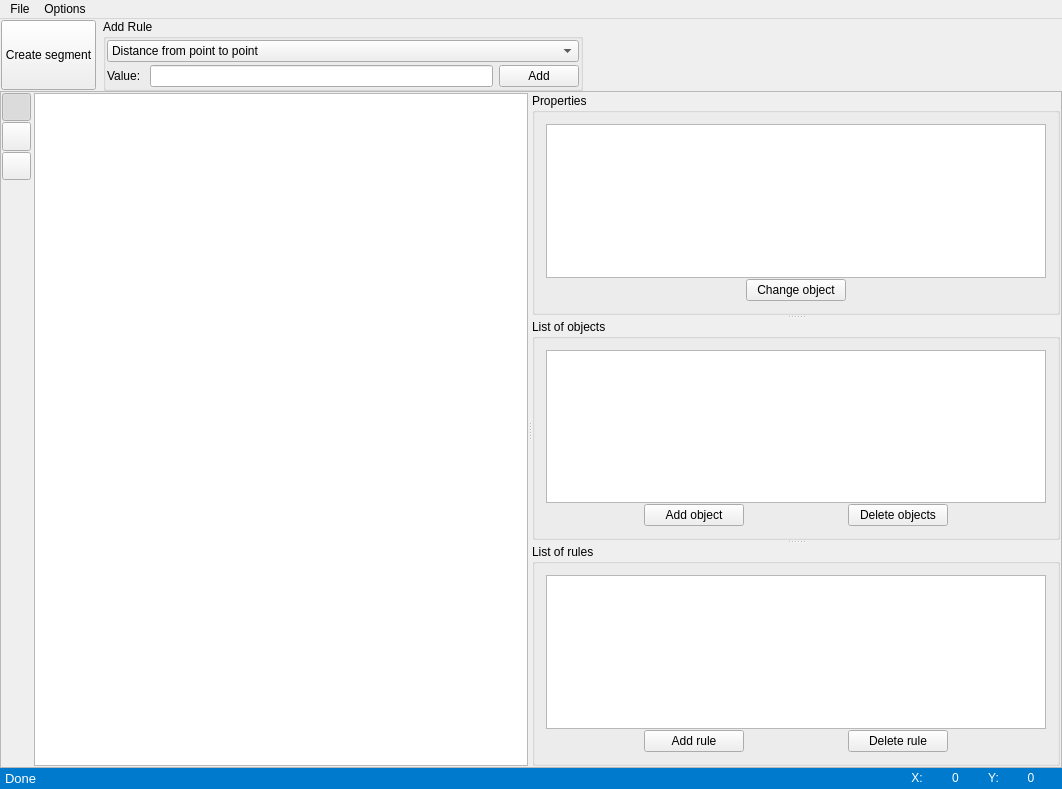
109spbu2sem/Project, file lib/QTforms/gui.ui: the form before one commit.
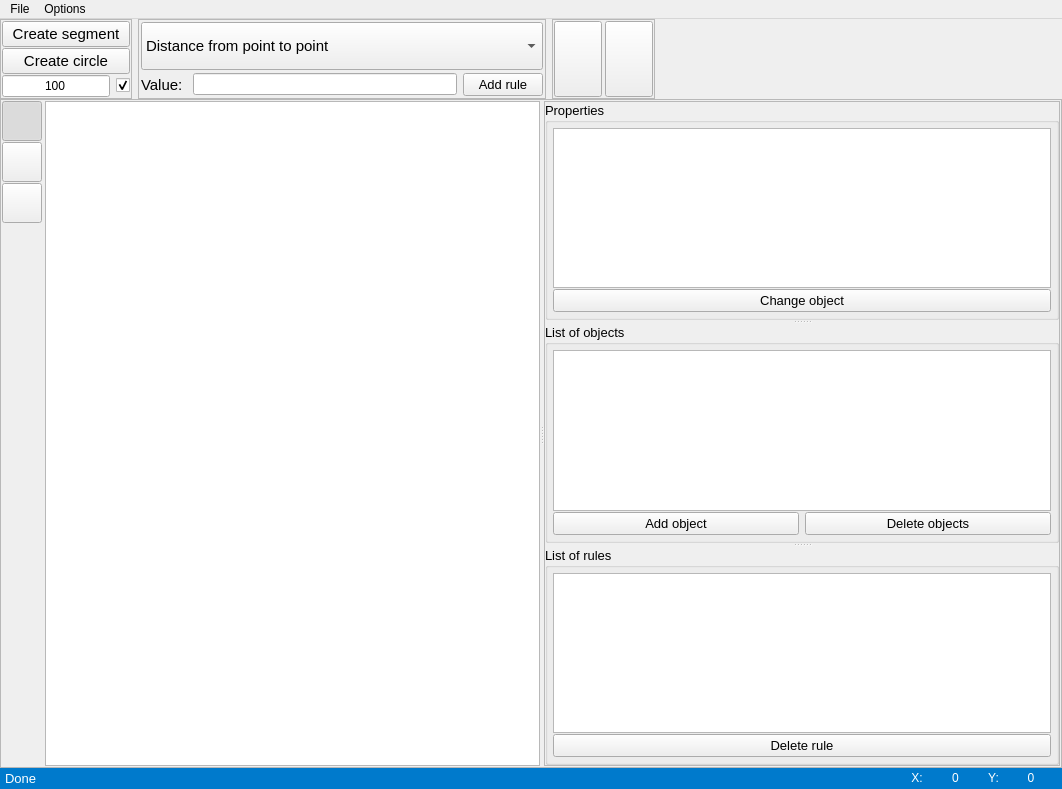
The form after the commit. Icons and pictures are not drawn. Custom widgets are drawn as their Qt base class.

```diff
--- a/lib/QTforms/gui.ui
+++ b/lib/QTforms/gui.ui
@@ -42,41 +42,124 @@
     <item>
      <layout class="QHBoxLayout" name="horizontalLayout_2">
       <item>
-       <layout class="QVBoxLayout" name="verticalLayout">
-        <property name="spacing">
-         <number>1</number>
+       <widget class="QFrame" name="btnFrame1">
+        <property name="frameShape">
+         <enum>QFrame::StyledPanel</enum>
         </property>
-        <property name="leftMargin">
-         <number>1</number>
-        </property>
-        <property name="topMargin">
-         <number>1</number>
-        </property>
-        <property name="rightMargin">
-         <number>1</number>
-        </property>
-        <property name="bottomMargin">
-         <number>1</number>
-        </property>
-        <item>
-         <widget class="QPushButton" name="concatinateBTN">
-          <property name="sizePolicy">
-           <sizepolicy hsizetype="Preferred" vsizetype="Preferred">
-            <horstretch>0</horstretch>
-            <verstretch>0</verstretch>
-           </sizepolicy>
-          </property>
-          <property name="text">
-           <string>Create segment</string>
-          </property>
-         </widget>
-        </item>
-       </layout>
+        <layout class="QVBoxLayout" name="verticalLayout">
+         <property name="spacing">
+          <number>1</number>
+         </property>
+         <property name="leftMargin">
+          <number>1</number>
+         </property>
+         <property name="topMargin">
+          <number>1</number>
+         </property>
+         <property name="rightMargin">
+          <number>1</number>
+         </property>
+         <property name="bottomMargin">
+          <number>1</number>
+         </property>
+         <item>
+          <widget class="QPushButton" name="createSegmentBTN">
+           <property name="sizePolicy">
+            <sizepolicy hsizetype="Preferred" vsizetype="Preferred">
+             <horstretch>0</horstretch>
+             <verstretch>0</verstretch>
+            </sizepolicy>
+           </property>
+           <property name="font">
+            <font>
+             <pointsize>11</pointsize>
+            </font>
+           </property>
+           <property name="text">
+            <string>Create segment</string>
+           </property>
+           <property name="icon">
+            <iconset>
+             <normaloff>icons/segmentbtn.png</normaloff>icons/segmentbtn.png</iconset>
+           </property>
+          </widget>
+         </item>
+         <item>
+          <widget class="QPushButton" name="createCircleBTN">
+           <property name="sizePolicy">
+            <sizepolicy hsizetype="Preferred" vsizetype="Preferred">
+             <horstretch>0</horstretch>
+             <verstretch>0</verstretch>
+            </sizepolicy>
+           </property>
+           <property name="font">
+            <font>
+             <pointsize>11</pointsize>
+            </font>
+           </property>
+           <property name="text">
+            <string>Create circle</string>
+           </property>
+           <property name="icon">
+            <iconset>
+             <normaloff>icons/circlebtn.png</normaloff>icons/circlebtn.png</iconset>
+           </property>
+          </widget>
+         </item>
+         <item>
+          <layout class="QHBoxLayout" name="horizontalLayout_9">
+           <item>
+            <widget class="QLineEdit" name="radiusEdit">
+             <property name="sizePolicy">
+              <sizepolicy hsizetype="Preferred" vsizetype="Preferred">
+               <horstretch>0</horstretch>
+               <verstretch>0</verstretch>
+              </sizepolicy>
+             </property>
+             <property name="font">
+              <font>
+               <pointsize>9</pointsize>
+              </font>
+             </property>
+             <property name="text">
+              <string>100</string>
+             </property>
+             <property name="alignment">
+              <set>Qt::AlignCenter</set>
+             </property>
+            </widget>
+           </item>
+           <item>
+            <widget class="QCheckBox" name="circleCheck">
+             <property name="font">
+              <font>
+               <pointsize>9</pointsize>
+              </font>
+             </property>
+             <property name="toolTip">
+              <string>Is const?</string>
+             </property>
+             <property name="text">
+              <string/>
+             </property>
+             <property name="icon">
+              <iconset>
+               <normaloff>icons/lock.png</normaloff>icons/lock.png</iconset>
+             </property>
+             <property name="checked">
+              <bool>true</bool>
+             </property>
+            </widget>
+           </item>
+          </layout>
+         </item>
+        </layout>
+       </widget>
       </item>
       <item>
-       <widget class="QGroupBox" name="groupBox_2">
+       <widget class="QFrame" name="frame_2">
         <property name="sizePolicy">
-         <sizepolicy hsizetype="Expanding" vsizetype="Fixed">
+         <sizepolicy hsizetype="Expanding" vsizetype="Preferred">
           <horstretch>0</horstretch>
           <verstretch>0</verstretch>
          </sizepolicy>
@@ -87,24 +170,29 @@
           <height>0</height>
          </size>
         </property>
-        <property name="title">
-         <string>Add Rule</string>
+        <property name="font">
+         <font>
+          <pointsize>9</pointsize>
+         </font>
+        </property>
+        <property name="frameShape">
+         <enum>QFrame::StyledPanel</enum>
         </property>
         <layout class="QVBoxLayout" name="verticalLayout_5">
          <property name="spacing">
           <number>3</number>
          </property>
          <property name="leftMargin">
-          <number>1</number>
+          <number>2</number>
          </property>
          <property name="topMargin">
-          <number>1</number>
+          <number>2</number>
          </property>
          <property name="rightMargin">
-          <number>1</number>
+          <number>2</number>
          </property>
          <property name="bottomMargin">
-          <number>1</number>
+          <number>2</number>
          </property>
          <item>
           <widget class="QComboBox" name="ruleBox">
@@ -114,6 +202,11 @@
              <verstretch>0</verstretch>
             </sizepolicy>
            </property>
+           <property name="font">
+            <font>
+             <pointsize>11</pointsize>
+            </font>
+           </property>
            <property name="layoutDirection">
             <enum>Qt::LeftToRight</enum>
            </property>
@@ -181,6 +274,11 @@
           <layout class="QHBoxLayout" name="horizontalLayout">
            <item>
             <widget class="QLabel" name="ruleValueLabel">
+             <property name="font">
+              <font>
+               <pointsize>11</pointsize>
+              </font>
+             </property>
              <property name="text">
               <string>Value: </string>
              </property>
@@ -203,8 +301,17 @@
                <height>16777215</height>
               </size>
              </property>
+             <property name="font">
+              <font>
+               <pointsize>10</pointsize>
+              </font>
+             </property>
              <property name="text">
-              <string>Add</string>
+              <string>Add rule</string>
+             </property>
+             <property name="icon">
+              <iconset>
+               <normaloff>icons/addbtn.png</normaloff>icons/addbtn.png</iconset>
              </property>
             </widget>
            </item>
@@ -213,6 +320,107 @@
         </layout>
        </widget>
       </item>
+      <item>
+       <widget class="QFrame" name="frame_3">
+        <property name="frameShape">
+         <enum>QFrame::StyledPanel</enum>
+        </property>
+        <property name="frameShadow">
+         <enum>QFrame::Plain</enum>
+        </property>
+        <layout class="QHBoxLayout" name="horizontalLayout_10">
+         <property name="spacing">
+          <number>3</number>
+         </property>
+         <property name="leftMargin">
+          <number>1</number>
+         </property>
+         <property name="topMargin">
+          <number>1</number>
+         </property>
+         <property name="rightMargin">
+          <number>1</number>
+         </property>
+         <property name="bottomMargin">
+          <number>1</number>
+         </property>
+         <item>
+          <widget class="QPushButton" name="redrawBTN">
+           <property name="sizePolicy">
+            <sizepolicy hsizetype="Preferred" vsizetype="Preferred">
+             <horstretch>0</horstretch>
+             <verstretch>0</verstretch>
+            </sizepolicy>
+           </property>
+           <property name="font">
+            <font>
+             <pointsize>11</pointsize>
+            </font>
+           </property>
+           <property name="toolTip">
+            <string>Redraw all</string>
+           </property>
+           <property name="text">
+            <string/>
+           </property>
+           <property name="icon">
+            <iconset>
+             <normaloff>icons/redrawbtn.png</normaloff>icons/redrawbtn.png</iconset>
+           </property>
+           <property name="iconSize">
+            <size>
+             <width>40</width>
+             <height>40</height>
+            </size>
+           </property>
+          </widget>
+         </item>
+         <item>
+          <widget class="QPushButton" name="clearallBTN">
+           <property name="sizePolicy">
+            <sizepolicy hsizetype="Preferred" vsizetype="Preferred">
+             <horstretch>0</horstretch>
+             <verstretch>0</verstretch>
+            </sizepolicy>
+           </property>
+           <property name="minimumSize">
+            <size>
+             <width>0</width>
+             <height>0</height>
+            </size>
+           </property>
+           <property name="font">
+            <font>
+             <pointsize>11</pointsize>
+            </font>
+           </property>
+           <property name="toolTip">
+            <string>Clear all</string>
+           </property>
+           <property name="text">
+            <string/>
+           </property>
+           <property name="icon">
+            <iconset>
+             <normaloff>icons/clearallbtn.png</normaloff>icons/clearallbtn.png</iconset>
+           </property>
+           <property name="iconSize">
+            <size>
+             <width>40</width>
+             <height>40</height>
+            </size>
+           </property>
+           <property name="default">
+            <bool>false</bool>
+           </property>
+           <property name="flat">
+            <bool>false</bool>
+           </property>
+          </widget>
+         </item>
+        </layout>
+       </widget>
+      </item>
       <item>
        <spacer name="horizontalSpacer">
         <property name="orientation">
@@ -273,14 +481,14 @@
            </property>
            <property name="minimumSize">
             <size>
-             <width>29</width>
-             <height>28</height>
+             <width>40</width>
+             <height>40</height>
             </size>
            </property>
            <property name="maximumSize">
             <size>
-             <width>29</width>
-             <height>29</height>
+             <width>40</width>
+             <height>40</height>
             </size>
            </property>
            <property name="toolTip">
@@ -293,6 +501,12 @@
             <iconset>
              <normaloff>icons/selectbtn.png</normaloff>icons/selectbtn.png</iconset>
            </property>
+           <property name="iconSize">
+            <size>
+             <width>30</width>
+             <height>30</height>
+            </size>
+           </property>
            <property name="shortcut">
             <string>Ctrl+1</string>
            </property>
@@ -314,14 +528,14 @@
            </property>
            <property name="minimumSize">
             <size>
-             <width>29</width>
-             <height>29</height>
+             <width>40</width>
+             <height>40</height>
             </size>
            </property>
            <property name="maximumSize">
             <size>
-             <width>29</width>
-             <height>29</height>
+             <width>40</width>
+             <height>40</height>
             </size>
            </property>
            <property name="toolTip">
@@ -334,6 +548,12 @@
             <iconset>
              <normaloff>icons/pointbtn.png</normaloff>icons/pointbtn.png</iconset>
            </property>
+           <property name="iconSize">
+            <size>
+             <width>30</width>
+             <height>30</height>
+            </size>
+           </property>
            <property name="shortcut">
             <string>Ctrl+2</string>
            </property>
@@ -352,14 +572,14 @@
            </property>
            <property name="minimumSize">
             <size>
-             <width>29</width>
-             <height>28</height>
+             <width>40</width>
+             <height>40</height>
             </size>
            </property>
            <property name="maximumSize">
             <size>
-             <width>29</width>
-             <height>29</height>
+             <width>40</width>
+             <height>40</height>
             </size>
            </property>
            <property name="toolTip">
@@ -372,6 +592,12 @@
             <iconset>
              <normaloff>icons/zoombtn.png</normaloff>icons/zoombtn.png</iconset>
            </property>
+           <property name="iconSize">
+            <size>
+             <width>30</width>
+             <height>30</height>
+            </size>
+           </property>
            <property name="shortcut">
             <string>Ctrl+5</string>
            </property>
@@ -418,6 +644,9 @@
             <verstretch>0</verstretch>
            </sizepolicy>
           </property>
+          <property name="frameShape">
+           <enum>QFrame::StyledPanel</enum>
+          </property>
           <property name="orientation">
            <enum>Qt::Vertical</enum>
           </property>
@@ -425,6 +654,11 @@
            <bool>false</bool>
           </property>
           <widget class="QGroupBox" name="groupBox_4">
+           <property name="font">
+            <font>
+             <pointsize>10</pointsize>
+            </font>
+           </property>
            <property name="title">
             <string>Properties</string>
            </property>
@@ -441,6 +675,18 @@
             <property name="sizeConstraint">
              <enum>QLayout::SetMinAndMaxSize</enum>
             </property>
+            <property name="leftMargin">
+             <number>5</number>
+            </property>
+            <property name="topMargin">
+             <number>5</number>
+            </property>
+            <property name="rightMargin">
+             <number>5</number>
+            </property>
+            <property name="bottomMargin">
+             <number>5</number>
+            </property>
             <item>
              <widget class="QListWidget" name="propertiesList">
               <property name="maximumSize">
@@ -458,11 +704,16 @@
              <layout class="QHBoxLayout" name="horizontalLayout_8">
               <item>
                <widget class="QPushButton" name="openChangingDialog">
-                <property name="maximumSize">
-                 <size>
-                  <width>100</width>
-                  <height>28</height>
-                 </size>
+                <property name="sizePolicy">
+                 <sizepolicy hsizetype="Preferred" vsizetype="Fixed">
+                  <horstretch>0</horstretch>
+                  <verstretch>0</verstretch>
+                 </sizepolicy>
+                </property>
+                <property name="font">
+                 <font>
+                  <pointsize>10</pointsize>
+                 </font>
                 </property>
                 <property name="text">
                  <string>Change object</string>
@@ -474,6 +725,11 @@
            </layout>
           </widget>
           <widget class="QGroupBox" name="groupBox_5">
+           <property name="font">
+            <font>
+             <pointsize>10</pointsize>
+            </font>
+           </property>
            <property name="title">
             <string>List of objects</string>
            </property>
@@ -487,6 +743,18 @@
             <property name="sizeConstraint">
              <enum>QLayout::SetMinAndMaxSize</enum>
             </property>
+            <property name="leftMargin">
+             <number>5</number>
+            </property>
+            <property name="topMargin">
+             <number>5</number>
+            </property>
+            <property name="rightMargin">
+             <number>5</number>
+            </property>
+            <property name="bottomMargin">
+             <number>5</number>
+            </property>
             <item>
              <widget class="QListWidget" name="objectsList">
               <property name="maximumSize">
@@ -508,17 +776,11 @@
               <item>
                <widget class="QPushButton" name="openAddingBTN">
                 <property name="sizePolicy">
-                 <sizepolicy hsizetype="Fixed" vsizetype="Fixed">
+                 <sizepolicy hsizetype="Preferred" vsizetype="Preferred">
                   <horstretch>0</horstretch>
                   <verstretch>0</verstretch>
                  </sizepolicy>
                 </property>
-                <property name="maximumSize">
-                 <size>
-                  <width>100</width>
-                  <height>28</height>
-                 </size>
-                </property>
                 <property name="text">
                  <string>Add object</string>
                 </property>
@@ -527,16 +789,15 @@
               <item>
                <widget class="QPushButton" name="deleteObjBTN">
                 <property name="sizePolicy">
-                 <sizepolicy hsizetype="Fixed" vsizetype="Fixed">
+                 <sizepolicy hsizetype="Preferred" vsizetype="Preferred">
                   <horstretch>0</horstretch>
                   <verstretch>0</verstretch>
                  </sizepolicy>
                 </property>
-                <property name="maximumSize">
-                 <size>
-                  <width>100</width>
-                  <height>28</height>
-                 </size>
+                <property name="font">
+                 <font>
+                  <pointsize>10</pointsize>
+                 </font>
                 </property>
                 <property name="text">
                  <string>Delete objects</string>
@@ -548,6 +809,11 @@
            </layout>
           </widget>
           <widget class="QGroupBox" name="groupBox_3">
+           <property name="font">
+            <font>
+             <pointsize>10</pointsize>
+            </font>
+           </property>
            <property name="title">
             <string>List of rules</string>
            </property>
@@ -561,6 +827,18 @@
             <property name="sizeConstraint">
              <enum>QLayout::SetMinAndMaxSize</enum>
             </property>
+            <property name="leftMargin">
+             <number>5</number>
+            </property>
+            <property name="topMargin">
+             <number>5</number>
+            </property>
+            <property name="rightMargin">
+             <number>5</number>
+            </property>
+            <property name="bottomMargin">
+             <number>5</number>
+            </property>
             <item>
              <widget class="QListWidget" name="rulesList">
               <property name="maximumSize">
@@ -576,26 +854,13 @@
             </item>
             <item>
              <layout class="QHBoxLayout" name="horizontalLayout_4">
-              <item>
-               <widget class="QPushButton" name="addRuleBTN">
-                <property name="maximumSize">
-                 <size>
-                  <width>100</width>
-                  <height>28</height>
-                 </size>
-                </property>
-                <property name="text">
-                 <string>Add rule</string>
-                </property>
-               </widget>
-              </item>
               <item>
                <widget class="QPushButton" name="deleteRuleBTN">
-                <property name="maximumSize">
-                 <size>
-                  <width>100</width>
-                  <height>28</height>
-                 </size>
+                <property name="sizePolicy">
+                 <sizepolicy hsizetype="Preferred" vsizetype="Fixed">
+                  <horstretch>0</horstretch>
+                  <verstretch>0</verstretch>
+                 </sizepolicy>
                 </property>
                 <property name="text">
                  <string>Delete rule</string>
```
Left out of the diff: 38 changed lines with no effect on the pictures.
